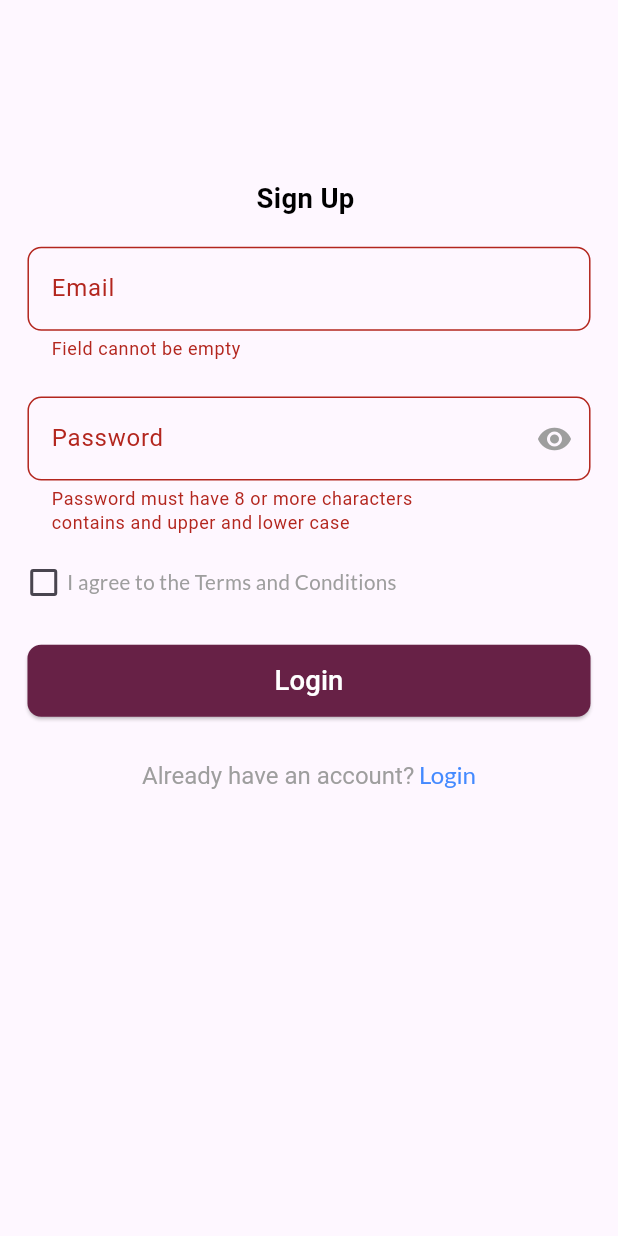
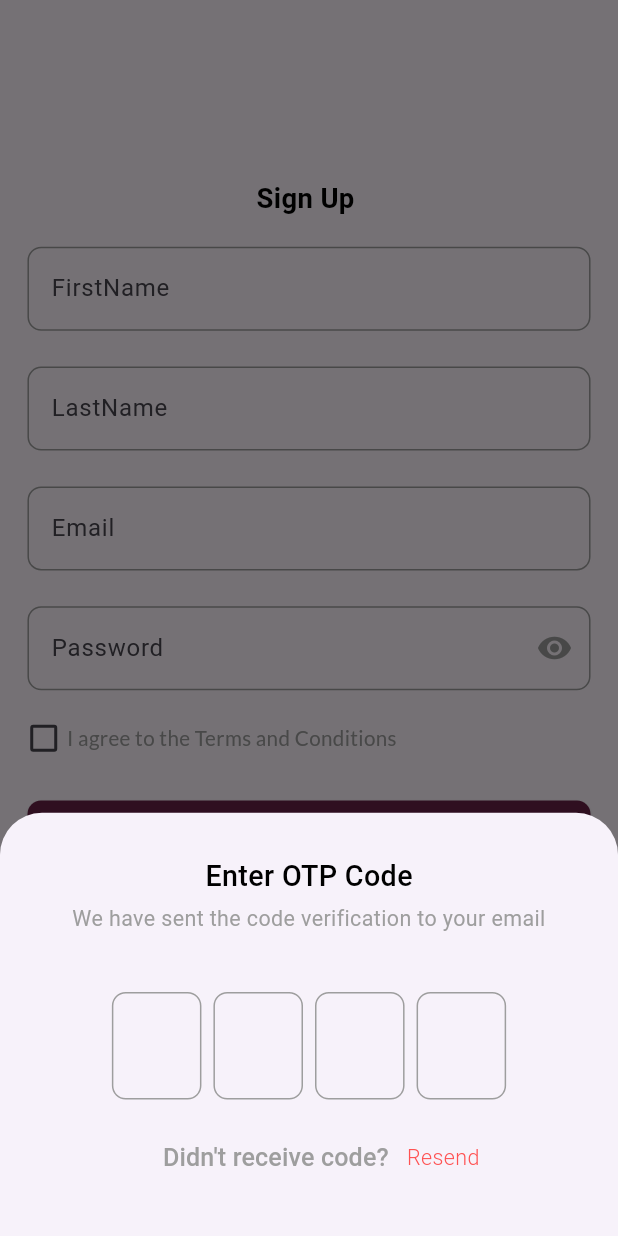
Before and after one commit to lezzycan/CodeHallam, a Flutter app: the CreateAccountScreen screen opened by its route, after a tap on "Login", on a phone screen of 412 x 824 dp. Run offline on Flutter 3.47's test engine with Material 3 defaults, Android fonts, the light colour scheme and no system bars; drawn by our look-alikes of pinput; our stand-ins replace firebase_core, flutter_riverpod, flutter_screenutil, go_router, google_fonts; accounts and stored records are empty; generated files the repository leaves out were written again.

Commit message:
Modify login page

```diff
--- /dev/null
+++ b/lib/src/common_widget/app_sheet.dart
@@ -0,0 +1,29 @@
+import 'package:flutter/material.dart';
+import 'package:flutter_screenutil/flutter_screenutil.dart';
+
+void openBottomSheet(BuildContext context, Widget content,
+    {double? height, bool? isDismissible, bool? enableDrag}) {
+  showModalBottomSheet(
+      context: context,
+      builder: (ctx) => Padding(
+            padding: EdgeInsets.only(
+                bottom: MediaQuery.of(context).viewInsets.bottom),
+            child: Container(
+              height: height,
+              //  margin: EdgeInsets.only(bottom: 15.h),
+              decoration: BoxDecoration(
+                borderRadius: BorderRadius.circular(12.r),
+                // color: MeetColor.primaryWhiteColor,
+              ),
+              width: double.infinity,
+              child: SingleChildScrollView(
+                  physics: BouncingScrollPhysics(), child: content),
+            ),
+          ),
+      //backgroundColor: Colors.transparent,
+      useSafeArea: true,
+      enableDrag: enableDrag ?? true,
+      isDismissible: isDismissible ?? true,
+      isScrollControlled: true,
+      useRootNavigator: true);
+}
--- a/lib/src/common_widget/authentication_form.dart
+++ b/lib/src/common_widget/authentication_form.dart
@@ -14,14 +14,13 @@ class AuthenticationForm extends StatelessWidget {
       required GlobalKey<FormState> formkey,
       required this.onTap,
       required this.headline,
-
       required this.child,
       required this.obscure,
       required this.suffixIcon,
       required this.acc1,
       required this.acc2,
       required this.btnText,
-      required this.btnOnTap})
+      required this.btnOnTap, required this.emailController, required this.passwordController, required this.isLogin, this.firstName, this.lastName})
       : _formkey = formkey;
 
   final GlobalKey<FormState> _formkey;
@@ -30,9 +29,11 @@ class AuthenticationForm extends StatelessWidget {
   final String headline, acc1, acc2, btnText;
 
   final Widget child;
-  final bool obscure;
+  final bool obscure, isLogin;
   final Widget suffixIcon;
-
+  final TextEditingController emailController;
+  final TextEditingController passwordController;
+  final TextEditingController? firstName, lastName;
 
   @override
   Widget build(BuildContext context) {
@@ -48,8 +49,29 @@ class AuthenticationForm extends StatelessWidget {
                 color: AppColors.onBackground),
           ),
           gapH16,
+      if(!isLogin)    Column(
+        children: [
+          AppTextfield(
+                labelText: 'FirstName',
+                contrl: firstName ,
+                validator: context.validateFieldNotEmpty,
+                keyboardType: TextInputType.name,
+                textInputAction: TextInputAction.next,
+              ),
+              gapH20,
+          AppTextfield(
+            labelText: 'LastName',
+            contrl: lastName ,
+            validator: context.validateFieldNotEmpty,
+            keyboardType: TextInputType.name,
+            textInputAction: TextInputAction.next,
+          ),
+        ],
+      ),
+           gapH20,
           AppTextfield(
             labelText: 'Email',
+            contrl: emailController ,
             validator: context.validateEmailAddress,
             keyboardType: TextInputType.emailAddress,
             textInputAction: TextInputAction.next,
@@ -57,6 +79,7 @@ class AuthenticationForm extends StatelessWidget {
           gapH20,
           AppTextfield(
             labelText: 'Password',
+            contrl: passwordController,
             validator: context.validatePassword,
             keyboardType: TextInputType.visiblePassword,
             textInputAction: TextInputAction.done,
@@ -83,7 +106,7 @@ class AuthenticationForm extends StatelessWidget {
               styleB: GoogleFonts.lato(
                   fontSize: Sizes.p14.sp, color: AppColors.blueColor)),
           gapH16,
-          /*  Padding(
+         if (isLogin)  Padding(
             padding: const EdgeInsets.symmetric(horizontal: Sizes.p16),
             child: Row(
               crossAxisAlignment: CrossAxisAlignment.center,
@@ -112,7 +135,7 @@ class AuthenticationForm extends StatelessWidget {
                 ),
               ),
             ],),
-          ) */
+          )
         ],
       ),
     );
--- /dev/null
+++ b/lib/src/common_widget/otp_screen.dart
@@ -0,0 +1,68 @@
+import 'package:codehallam/src/common_widget/otp_widget.dart';
+import 'package:codehallam/src/utils/constants/app_colors.dart';
+import 'package:codehallam/src/utils/constants/app_sizes.dart';
+import 'package:flutter/material.dart';
+import 'package:flutter_screenutil/flutter_screenutil.dart';
+import 'package:google_fonts/google_fonts.dart';
+
+class OtpScreen extends StatelessWidget {
+  const OtpScreen({super.key, this.email, this.pinController, required this.timer, required this.onResend, required this.resendText});
+   final String? email;
+   final TextEditingController? pinController;
+   final String timer; final Color resendText; final VoidCallback onResend;
+  @override
+  Widget build(BuildContext context) {
+    return Padding(
+      padding:  EdgeInsets.symmetric(horizontal: Sizes.p16.w, vertical: Sizes.p24.h),
+      child: Column(
+        mainAxisAlignment: MainAxisAlignment.center,
+        crossAxisAlignment: CrossAxisAlignment.center,
+        children: [
+          Column(
+             mainAxisAlignment: MainAxisAlignment.center,
+            children: [
+              Text(
+                'Enter OTP Code',
+                style: GoogleFonts.fjallaOne(
+                    fontSize: Sizes.p16.h, fontWeight: FontWeight.w500, color: AppColors.onBackground),
+              ),
+              gapH4,
+              Text(
+
+                'We have sent the code verification to your email \n $email',
+                textAlign: TextAlign.center,
+                style: GoogleFonts.fjallaOne(
+                    fontSize: Sizes.p12.h, fontWeight: FontWeight.w400, color: AppColors.grey),
+              ),
+            ],
+          ),
+          gapH16,
+          OTPWidget(
+            pinController: pinController ?? TextEditingController(),
+
+          ),
+          gapH12,
+
+                 Row(
+                  mainAxisAlignment: MainAxisAlignment.center,
+                  children: [
+                    TextButton(
+                      onPressed: onResend,
+                     child: Text(' $timer',  style: GoogleFonts.fjallaOne(
+                          fontSize: Sizes.p14.h, fontWeight: FontWeight.w500, color: AppColors.grey),),
+
+                    ),
+                    Text(
+                      'Resend',
+                      style: GoogleFonts.fjallaOne(
+                          fontSize: Sizes.p12.h, fontWeight: FontWeight.w300, color: resendText),
+                    ),
+                  ],
+                ),
+
+
+        ],
+      ),
+    );
+  }
+}
--- a/lib/src/features/authentication/create_account/presentation/create_account_screen.dart
+++ b/lib/src/features/authentication/create_account/presentation/create_account_screen.dart
@@ -1,5 +1,8 @@
+import 'package:codehallam/src/common_widget/app_sheet.dart';
 import 'package:codehallam/src/common_widget/authentication_form.dart';
+import 'package:codehallam/src/common_widget/otp_screen.dart';
 import 'package:codehallam/src/features/authentication/create_account/presentation/notifier/create_account_notifier.dart';
+import 'package:codehallam/src/features/authentication/create_account/presentation/notifier/otp_resend_notifier.dart';
 import 'package:codehallam/src/routing/route_name.dart';
 
 import 'package:codehallam/src/utils/constants/app_colors.dart';
@@ -30,13 +33,14 @@ class _CreateAccountScreenState extends ConsumerState<CreateAccountScreen> {
     super.dispose();
   }
 
-  final formKey = GlobalKey<FormState>();
+
 
   @override
   Widget build(
     BuildContext context,
   ) {
     final createAccountProvider = ref.watch(createAccountNotifier);
+    final otpProvider = ref.watch(otpNotifier);
     return GestureDetector(
       onTap: () {
         FocusScopeNode currentFocus = FocusScope.of(context);
@@ -50,13 +54,25 @@ class _CreateAccountScreenState extends ConsumerState<CreateAccountScreen> {
             padding:
                 EdgeInsets.symmetric(horizontal: Sizes.p16.w, vertical: 100.h),
             child: AuthenticationForm(
-
+              isLogin: false,
+              emailController: emailController,
+              passwordController: passwordController,
               formkey: _formkey,
               onTap: () {
-                if (_formkey.currentState!.validate() &&
+               /*  if (_formkey.currentState!.validate() &&
                     createAccountProvider.isChecked) {
                   // Perform create account action
-                }
+                } */
+
+               openBottomSheet(context, OtpScreen(email: emailController.text,
+               resendText:otpProvider.isButtonDisabled ? Colors.grey : Colors.redAccent,
+               timer: otpProvider.showTimer  ? "Resend code in ${otpProvider.secondsRemaining}s"
+              : "Didn't receive code?", onResend: () {
+                ref.read(otpNotifier.notifier).resendOtp(() {
+                  // Actual resend logic here
+                  print("Resend OTP logic executed");
+                });
+              },));
               },
               headline: 'Sign Up',
               obscure: createAccountProvider.isToggled ? true : false,
--- /dev/null
+++ b/lib/src/features/authentication/create_account/presentation/notifier/otp_resend_notifier.dart
@@ -0,0 +1,57 @@
+import 'dart:async';
+import 'package:codehallam/src/features/authentication/create_account/presentation/notifier/otp_state.dart';
+import 'package:flutter_riverpod/flutter_riverpod.dart';
+
+class OtpResendNotifier extends Notifier<OtpResendState> {
+  Timer? _timer;
+
+  @override
+  OtpResendState build() {
+    ref.onDispose(() {
+      _timer?.cancel();
+    });
+
+    // 🟢 Default: button active, no timer
+    return OtpResendState(
+      isButtonDisabled: false,
+      secondsRemaining: 0,
+      showTimer: false,
+    );
+  }
+
+  void _startTimer() {
+    state = state.copyWith(
+      isButtonDisabled: true,
+      secondsRemaining: 30,
+      showTimer: true,
+    );
+
+    _timer?.cancel();
+    _timer = Timer.periodic(const Duration(seconds: 1), (timer) {
+      if (state.secondsRemaining <= 1) {
+        timer.cancel();
+        state = state.copyWith(
+          isButtonDisabled: false,
+          secondsRemaining: 0,
+          showTimer: false,
+        );
+      } else {
+        state = state.copyWith(secondsRemaining: state.secondsRemaining - 1);
+      }
+    });
+  }
+
+  void resendOtp(Function resendCallback) {
+    // 🔁 call your resend API or logic here
+    resendCallback();
+
+    // Start countdown
+    _startTimer();
+  }
+}
+
+
+final otpNotifier =
+    NotifierProvider<OtpResendNotifier, OtpResendState>(() {
+  return OtpResendNotifier();
+});
```
Also changed, not shown: lib/src/features/authentication/create_account/presentation/notifier/otp_state.dart (added, +23 -0 lines), lib/src/features/authentication/login/presentation/login_screen.dart (+15 -1 lines), pubspec.yaml (+4 -4 lines), assets/svg/facebook.svg (added), assets/svg/google.svg (added), pubspec.lock.
